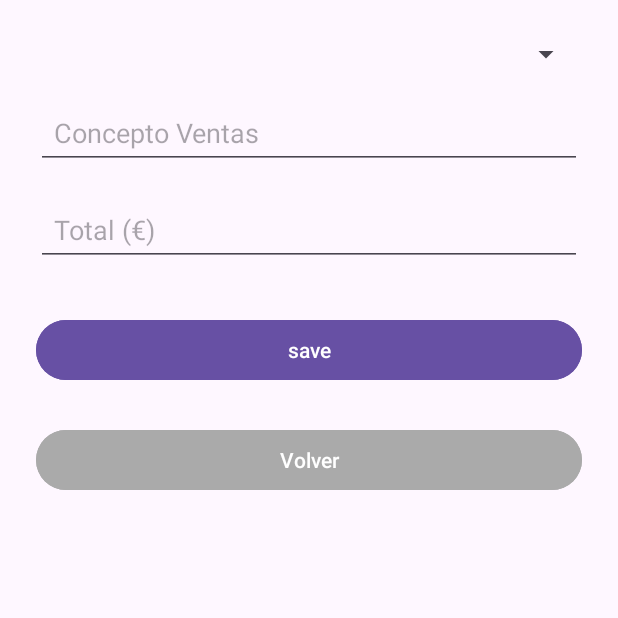
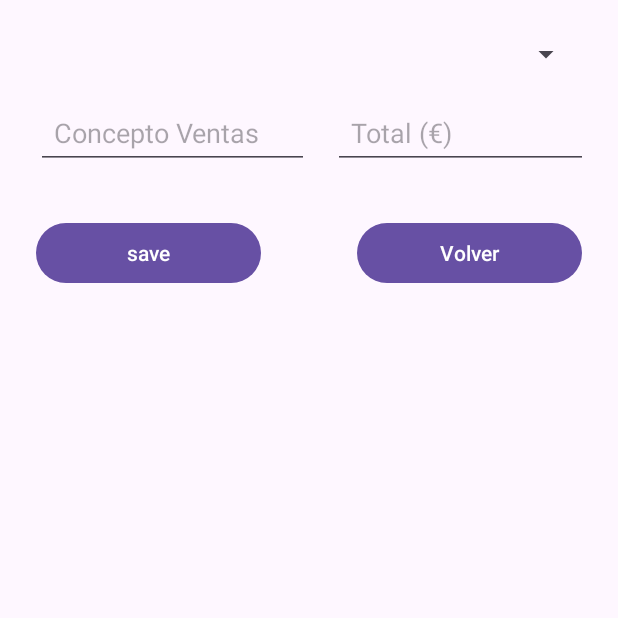
Before and after one commit to Enriiqueeee/pmdm-mayo, an Android app: the AddSaleFragment screen opened through its navigation route, on a phone screen of 412 x 824 dp, the top half of it. Run offline under Robolectric (Android 15) with nearby library versions, the phone set to English and light mode, and no system bars; 6 statements that could not run were skipped.

Commit message:
Mejorado estilos apartado 3

```diff
--- a/app/src/main/res/layout/activity_main.xml
+++ b/app/src/main/res/layout/activity_main.xml
@@ -3,6 +3,7 @@
     xmlns:app="http://schemas.android.com/apk/res-auto"
     xmlns:tools="http://schemas.android.com/tools"
     android:id="@+id/main"
+    android:fitsSystemWindows="true"
     android:layout_width="match_parent"
     android:layout_height="match_parent"
     tools:context=".MainActivity">
--- a/app/src/main/res/layout/add_sale_fragment.xml
+++ b/app/src/main/res/layout/add_sale_fragment.xml
@@ -23,8 +23,10 @@
     android:padding="12dp"
     app:layout_constraintTop_toBottomOf="@id/spinnerDni"
     app:layout_constraintStart_toStartOf="parent"
-        app:layout_constraintEnd_toEndOf="parent"
-        android:layout_marginTop="16dp" />
+    app:layout_constraintEnd_toStartOf="@+id/inputTotal"
+    app:layout_constraintWidth_percent="0.5"
+    android:layout_marginTop="16dp"
+    android:layout_marginEnd="8dp" />
 
     <EditText
         android:id="@+id/inputTotal"
@@ -33,37 +35,30 @@
         android:hint="@string/eur"
         android:inputType="numberDecimal"
         android:padding="12dp"
-        app:layout_constraintTop_toBottomOf="@id/inputConcept"
-        app:layout_constraintStart_toStartOf="parent"
+        app:layout_constraintTop_toBottomOf="@id/spinnerDni"
+        app:layout_constraintStart_toEndOf="@id/inputConcept"
         app:layout_constraintEnd_toEndOf="parent"
-        android:layout_marginTop="16dp" />
+        app:layout_constraintWidth_percent="0.5"
+        android:layout_marginTop="16dp"
+        android:layout_marginStart="8dp" />
 
     <Button
         android:id="@+id/btnSaveSale"
-        android:layout_width="0dp"
+        android:layout_width="150dp"
         android:layout_height="wrap_content"
         android:text="@string/save"
-        android:backgroundTint="?attr/colorPrimary"
-        android:textColor="@android:color/white"
         app:layout_constraintTop_toBottomOf="@id/inputTotal"
         app:layout_constraintStart_toStartOf="parent"
-        app:layout_constraintEnd_toEndOf="parent"
         android:layout_marginTop="32dp" />
 
     <Button
         android:id="@+id/btnBackSale"
-        android:layout_width="0dp"
+        android:layout_width="150dp"
         android:layout_height="wrap_content"
-        android:layout_marginTop="12dp"
-        android:layout_marginBottom="16dp"
-        android:backgroundTint="@android:color/darker_gray"
         android:text="@string/back"
-        android:textColor="@android:color/white"
-        app:layout_constraintBottom_toBottomOf="parent"
+        app:layout_constraintTop_toBottomOf="@id/inputTotal"
         app:layout_constraintEnd_toEndOf="parent"
-        app:layout_constraintHorizontal_bias="0.0"
-        app:layout_constraintStart_toStartOf="parent"
-        app:layout_constraintTop_toBottomOf="@id/btnSaveSale"
-        app:layout_constraintVertical_bias="0.029" />
+        android:layout_marginTop="32dp"
+         />
 
 </androidx.constraintlayout.widget.ConstraintLayout>
```
Lines whose indentation alone changed are shown as unchanged.
